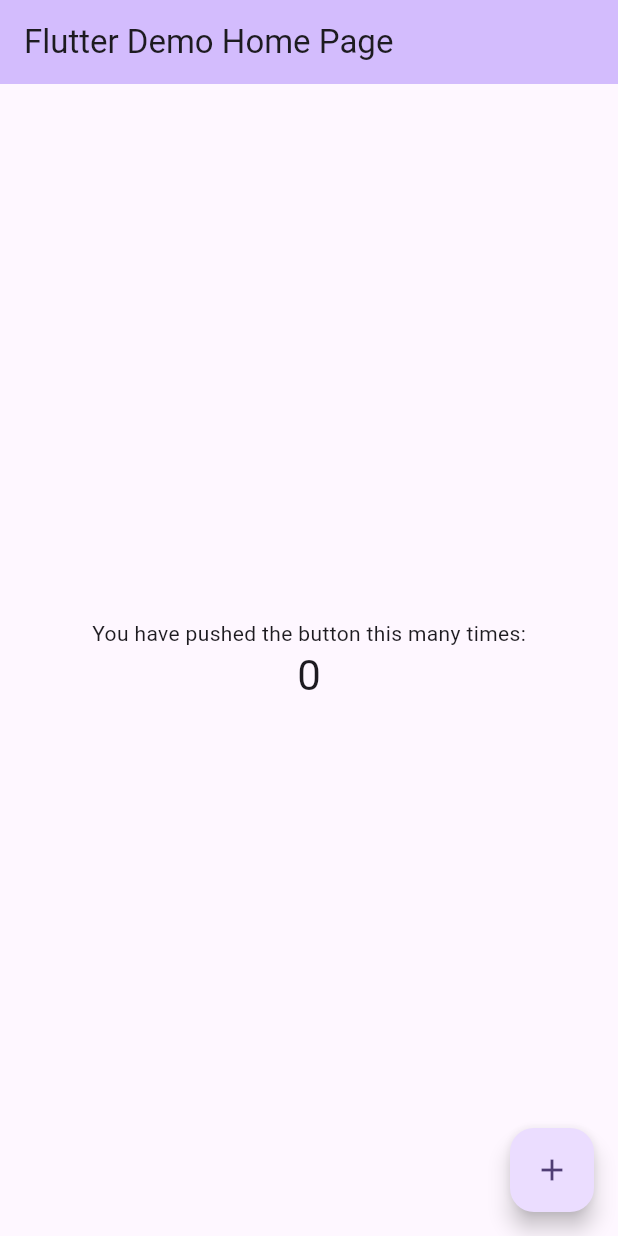
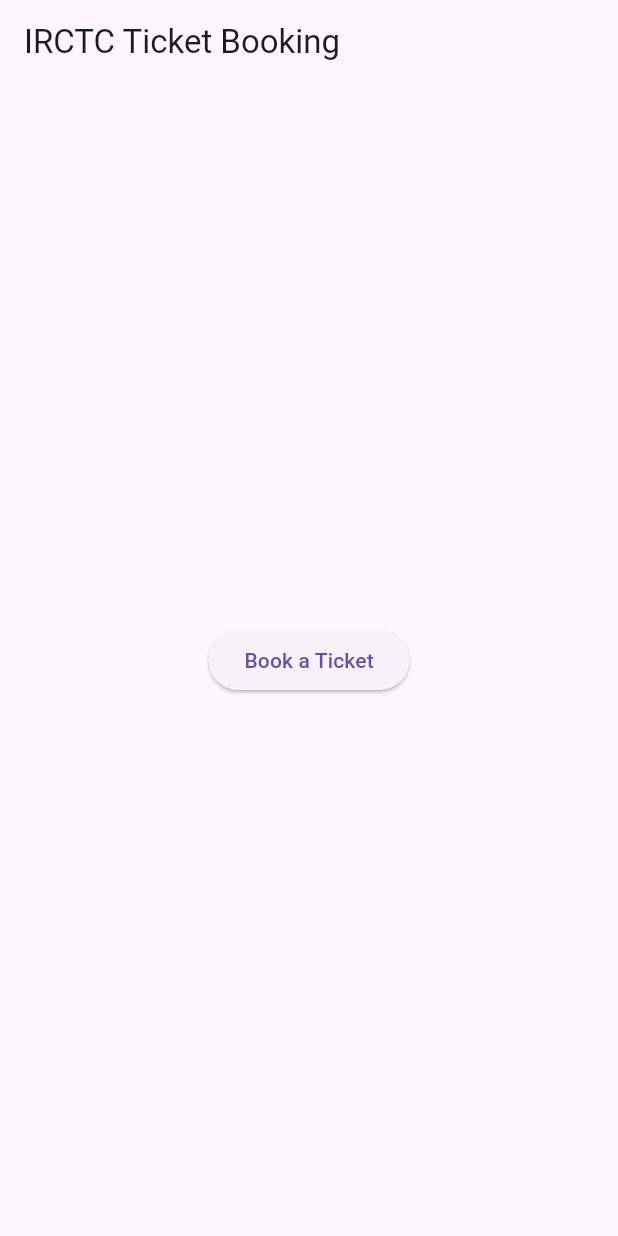
Before and after one commit to could-ai/0199c280-2e73-71df-83d0-3c6c8d633e45, a Flutter app: the screen it shows after launch, on a phone screen of 412 x 824 dp. Run offline on Flutter 3.47's test engine with Material 3 defaults, Android fonts, the phone set to English and light mode, and no system bars.

Commit message:
Created the main application file with a MaterialApp widget and defined the initial routes for the different screens. This sets up the basic navigation structure of the app.; Created the home screen with a button to navigate to the search screen. This will be the main entry point for users to start the ticket booking process.; Created a stateful widget for the search screen. This screen will contain the form for users to search for trains based on their travel details.; Created a stateful widget for the booking screen. This screen will handle the process of selecting seats, entering passenger details, and making payments.; Created a stateless widget for the confirmation screen. This screen will display the summary of the booked ticket to the user.; Defined the data models for Train, Booking, and Passenger. These models will be used to represent the data throughout the application, ensuring consistency and type safety.

```diff
--- /dev/null
+++ b/usr/lib/booking_screen.dart
@@ -0,0 +1,23 @@
+
+import "package:flutter/material.dart";
+
+class BookingScreen extends StatefulWidget {
+  const BookingScreen({super.key});
+
+  @override
+  _BookingScreenState createState() => _BookingScreenState();
+}
+
+class _BookingScreenState extends State<BookingScreen> {
+  @override
+  Widget build(BuildContext context) {
+    return Scaffold(
+      appBar: AppBar(
+        title: const Text("Book Ticket"),
+      ),
+      body: const Center(
+        child: Text("Booking Screen"),
+      ),
+    );
+  }
+}
--- /dev/null
+++ b/usr/lib/home_screen.dart
@@ -0,0 +1,23 @@
+
+import "package:flutter/material.dart";
+
+class HomeScreen extends StatelessWidget {
+  const HomeScreen({super.key});
+
+  @override
+  Widget build(BuildContext context) {
+    return Scaffold(
+      appBar: AppBar(
+        title: const Text("IRCTC Ticket Booking"),
+      ),
+      body: Center(
+        child: ElevatedButton(
+          onPressed: () {
+            Navigator.pushNamed(context, "/search");
+          },
+          child: const Text("Book a Ticket"),
+        ),
+      ),
+    );
+  }
+}
--- a/usr/lib/main.dart
+++ b/usr/lib/main.dart
@@ -1,4 +1,9 @@
-import 'package:flutter/material.dart';
+
+import "package:flutter/material.dart";
+import "package:couldai_user_app/home_screen.dart";
+import "package:couldai_user_app/search_screen.dart";
+import "package:couldai_user_app/booking_screen.dart";
+import "package:couldai_user_app/confirmation_screen.dart";
 
 void main() {
   runApp(const MyApp());
@@ -7,114 +12,20 @@ void main() {
 class MyApp extends StatelessWidget {
   const MyApp({super.key});
 
-  // This widget is the root of your application.
   @override
   Widget build(BuildContext context) {
     return MaterialApp(
-      title: 'Flutter Demo',
-      debugShowCheckedModeBanner: false,
+      title: "IRCTC Ticket Booking",
       theme: ThemeData(
-        // This is the theme of your application.
-        //
-        // TRY THIS: Try running your application with "flutter run". You'll see
-        // the application has a purple toolbar. Then, without quitting the app,
-        // try changing the seedColor in the colorScheme below to Colors.green
-        // and then invoke "hot reload" (save your changes or press the "hot
-        // reload" button in a Flutter-supported IDE, or press "r" if you used
-        // the command line to start the app).
-        //
-        // Notice that the counter didn't reset back to zero; the application
-        // state is not lost during the reload. To reset the state, use hot
-        // restart instead.
-        //
-        // This works for code too, not just values: Most code changes can be
-        // tested with just a hot reload.
-        colorScheme: ColorScheme.fromSeed(seedColor: Colors.deepPurple),
+        primarySwatch: Colors.blue,
       ),
-      home: const MyHomePage(title: 'Flutter Demo Home Page'),
+      initialRoute: "/",
+      routes: {
+        "/": (context) => const HomeScreen(),
+        "/search": (context) => const SearchScreen(),
+        "/booking": (context) => const BookingScreen(),
+        "/confirmation": (context) => const ConfirmationScreen(),
+      },
     );
   }
 }
-
-class MyHomePage extends StatefulWidget {
-  const MyHomePage({super.key, required this.title});
-
-  // This widget is the home page of your application. It is stateful, meaning
-  // that it has a State object (defined below) that contains fields that affect
-  // how it looks.
-
-  // This class is the configuration for the state. It holds the values (in this
-  // case the title) provided by the parent (in this case the App widget) and
-  // used by the build method of the State. Fields in a Widget subclass are
-  // always marked "final".
-
-  final String title;
-
-  @override
-  State<MyHomePage> createState() => _MyHomePageState();
-}
-
-class _MyHomePageState extends State<MyHomePage> {
-  int _counter = 0;
-
-  void _incrementCounter() {
-    setState(() {
-      // This call to setState tells the Flutter framework that something has
-      // changed in this State, which causes it to rerun the build method below
-      // so that the display can reflect the updated values. If we changed
-      // _counter without calling setState(), then the build method would not be
-      // called again, and so nothing would appear to happen.
-      _counter++;
-    });
-  }
-
-  @override
-  Widget build(BuildContext context) {
-    // This method is rerun every time setState is called, for instance as done
-    // by the _incrementCounter method above.
-    //
-    // The Flutter framework has been optimized to make rerunning build methods
-    // fast, so that you can just rebuild anything that needs updating rather
-    // than having to individually change instances of widgets.
-    return Scaffold(
-      appBar: AppBar(
-        // TRY THIS: Try changing the color here to a specific color (to
-        // Colors.amber, perhaps?) and trigger a hot reload to see the AppBar
-        // change color while the other colors stay the same.
-        backgroundColor: Theme.of(context).colorScheme.inversePrimary,
-        // Here we take the value from the MyHomePage object that was created by
-        // the App.build method, and use it to set our appbar title.
-        title: Text(widget.title),
-      ),
-      body: Center(
-        // Center is a layout widget. It takes a single child and positions it
-        // in the middle of the parent.
-        child: Column(
-          // Column is also a layout widget. It takes a list of children and
-          // arranges them vertically. By default, it sizes itself to fit its
-          // children horizontally, and tries to be as tall as its parent.
-          //
-          // Column has various properties to control how it sizes itself and
-          // how it positions its children. Here we use mainAxisAlignment to
-          // center the children vertically; the main axis here is the vertical
-          // axis because Columns are vertical (the cross axis would be
-          // horizontal).
-          //
-          // TRY THIS: Invoke "debug painting" (choose the "Toggle Debug Paint"
-          // action in the IDE, or press "p" in the console), to see the
-          // wireframe for each widget.
-          mainAxisAlignment: MainAxisAlignment.center,
-          children: <Widget>[
-            const Text('You have pushed the button this many times:'),
-            Text('$_counter', style: Theme.of(context).textTheme.headlineMedium),
-          ],
-        ),
-      ),
-      floatingActionButton: FloatingActionButton(
-        onPressed: _incrementCounter,
-        tooltip: 'Increment',
-        child: const Icon(Icons.add),
-      ), // This trailing comma makes auto-formatting nicer for build methods.
-    );
-  }
-}
--- /dev/null
+++ b/usr/lib/models.dart
@@ -0,0 +1,40 @@
+
+class Train {
+  final String name;
+  final String number;
+  final String departureTime;
+  final String arrivalTime;
+  final double price;
+
+  Train({
+    required this.name,
+    required this.number,
+    required this.departureTime,
+    required this.arrivalTime,
+    required this.price,
+  });
+}
+
+class Booking {
+  final Train train;
+  final List<Passenger> passengers;
+  final String bookingId;
+
+  Booking({
+    required this.train,
+    required this.passengers,
+    required this.bookingId,
+  });
+}
+
+class Passenger {
+  final String name;
+  final int age;
+  final String gender;
+
+  Passenger({
+    required this.name,
+    required this.age,
+    required this.gender,
+  });
+}
```
Also changed, not shown: usr/lib/confirmation_screen.dart (added, +18 -0 lines), usr/lib/search_screen.dart (added, +23 -0 lines).
